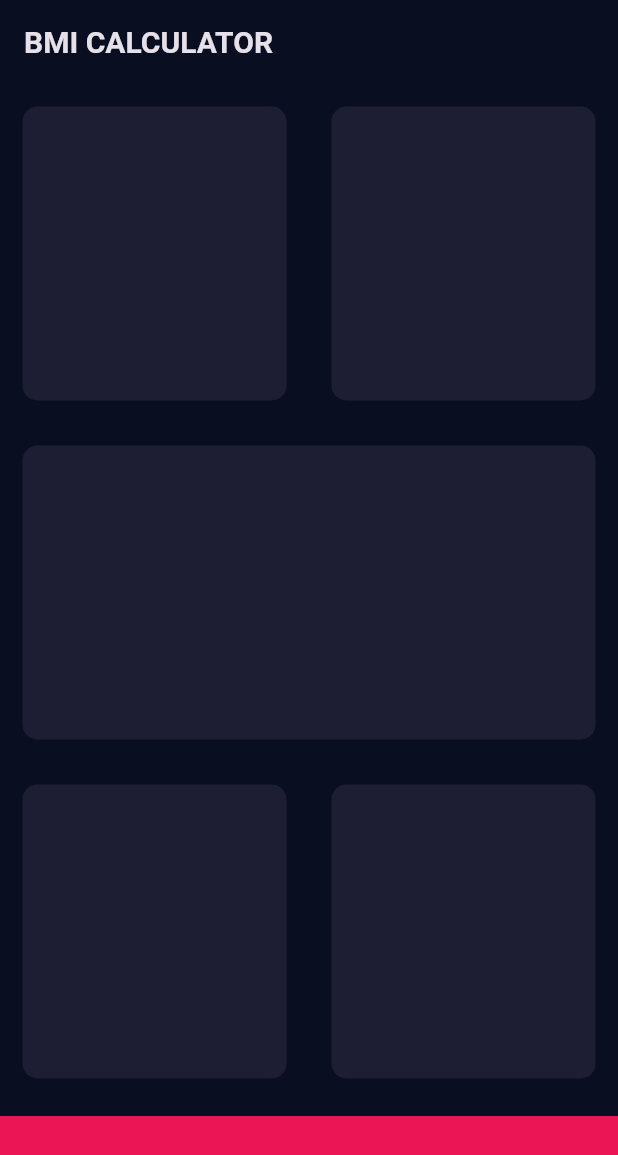
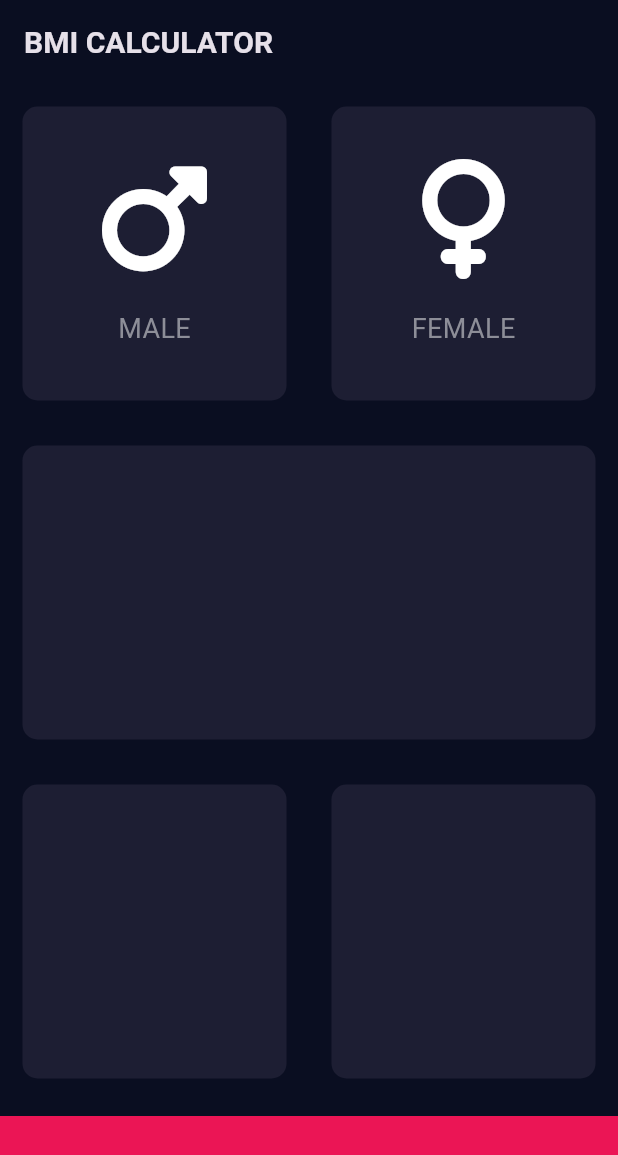
Before and after one commit to msjkee/BMICalculator, a Flutter app: the screen it shows after launch, on a phone screen of 412 x 824 dp. Shown: the top 1155 px of the screen. Run offline on Flutter 3.47's test engine with Material 3 defaults, Android fonts, the phone set to English and light mode, and no system bars; our stand-ins replace font_awesome_flutter.

Commit message:
Added a font_awesome_flutter package. Made a gender icons and labels

```diff
--- /dev/null
+++ b/lib/icon_content.dart
@@ -0,0 +1,25 @@
+import 'package:flutter/material.dart';
+
+const genderTextStyle = TextStyle(
+    fontSize: 18.0,
+    color: Color(0xFF8D8E98)
+);
+
+class IconContent extends StatelessWidget {
+  final IconData genderIcon;
+  final String genderText;
+
+  IconContent({required this.genderIcon, required this.genderText});
+
+  @override
+  Widget build(BuildContext context) {
+    return Column(
+      mainAxisAlignment: MainAxisAlignment.center,
+      children: <Widget> [
+        Icon(genderIcon, size: 80.0),
+        SizedBox(height: 20.0),
+        Text(genderText, style: genderTextStyle)
+      ],
+    );
+  }
+}
--- a/lib/input_page.dart
+++ b/lib/input_page.dart
@@ -1,4 +1,7 @@
 import 'package:flutter/material.dart';
+import 'package:font_awesome_flutter/font_awesome_flutter.dart';
+import 'reusable_card.dart';
+import 'icon_content.dart';
 
 const bottomContainerHeight = 80.0;
 const activeCardColor = Color(0xFF1D1E33);
@@ -24,10 +27,22 @@ class _InputPageState extends State<InputPage> {
               child: Row(
                 children: <Widget> [
                   Expanded(
-                    child: ReusableCard(color: activeCardColor)
+                    child: ReusableCard(
+                        color: activeCardColor,
+                        cardChild: IconContent(
+                          genderIcon: FontAwesomeIcons.mars,
+                          genderText: 'MALE',
+                        )
+                    )
                   ),
                   Expanded(
-                    child: ReusableCard(color: activeCardColor)
+                    child: ReusableCard(
+                      color: activeCardColor,
+                      cardChild: IconContent(
+                        genderIcon: FontAwesomeIcons.venus,
+                        genderText: 'FEMALE',
+                      )
+                    )
                   )
                 ],
               )
@@ -58,20 +73,3 @@ class _InputPageState extends State<InputPage> {
     );
   }
 }
-
-class ReusableCard extends StatelessWidget {
-  final Color color;
-
-  ReusableCard({required this.color});
-
-  @override
-  Widget build(BuildContext context) {
-    return Container(
-      margin: EdgeInsets.all(15.0),
-      decoration: BoxDecoration(
-          color: color,
-          borderRadius: BorderRadius.circular(10.0)
-      ),
-    );
-  }
-}
--- /dev/null
+++ b/lib/reusable_card.dart
@@ -0,0 +1,20 @@
+import 'package:flutter/material.dart';
+
+class ReusableCard extends StatelessWidget {
+  final Color color;
+  final Widget? cardChild;
+
+  ReusableCard({required this.color, this.cardChild});
+
+  @override
+  Widget build(BuildContext context) {
+    return Container(
+      child: cardChild,
+      margin: EdgeInsets.all(15.0),
+      decoration: BoxDecoration(
+          color: color,
+          borderRadius: BorderRadius.circular(10.0)
+      ),
+    );
+  }
+}
--- a/pubspec.yaml
+++ b/pubspec.yaml
@@ -12,6 +12,7 @@ dependencies:
     sdk: flutter
 
   cupertino_icons: ^1.0.8
+  font_awesome_flutter: ^10.8.0
 
 dev_dependencies:
   flutter_test:
```
Also changed, not shown: pubspec.lock.
